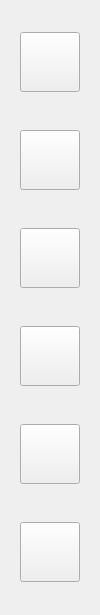
Old version of the form src/uis/ToolBar.ui in the repository A1rWaxta/RasterShop.
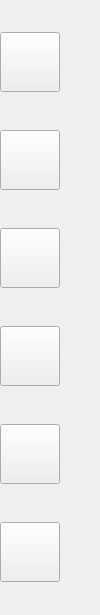
New version of the form. Custom widgets are drawn as their Qt base class.

What changed in the file:
```diff
--- a/src/uis/ToolBar.ui
+++ b/src/uis/ToolBar.ui
@@ -38,8 +38,8 @@
    <property name="bottomMargin">
     <number>0</number>
    </property>
-   <item alignment="Qt::AlignHCenter">
-    <widget class="ToolBarButton" name="pushButton">
+   <item>
+    <widget class="ToolBarButton" name="selectToolButton">
      <property name="minimumSize">
       <size>
        <width>60</width>
@@ -60,8 +60,8 @@
      </property>
     </widget>
    </item>
-   <item alignment="Qt::AlignHCenter">
-    <widget class="ToolBarButton" name="pushButton_5">
+   <item>
+    <widget class="ToolBarButton" name="moveToolButton">
      <property name="minimumSize">
       <size>
        <width>60</width>
@@ -79,7 +79,7 @@
      </property>
     </widget>
    </item>
-   <item alignment="Qt::AlignHCenter">
+   <item>
     <widget class="ToolBarButton" name="pushButton_6">
      <property name="minimumSize">
       <size>
@@ -98,7 +98,7 @@
      </property>
     </widget>
    </item>
-   <item alignment="Qt::AlignHCenter">
+   <item>
     <widget class="ToolBarButton" name="pushButton_4">
      <property name="minimumSize">
       <size>
@@ -117,7 +117,7 @@
      </property>
     </widget>
    </item>
-   <item alignment="Qt::AlignHCenter">
+   <item>
     <widget class="ToolBarButton" name="pushButton_3">
      <property name="minimumSize">
       <size>
@@ -136,7 +136,7 @@
      </property>
     </widget>
    </item>
-   <item alignment="Qt::AlignHCenter">
+   <item>
     <widget class="ToolBarButton" name="pushButton_2">
      <property name="minimumSize">
       <size>
```
